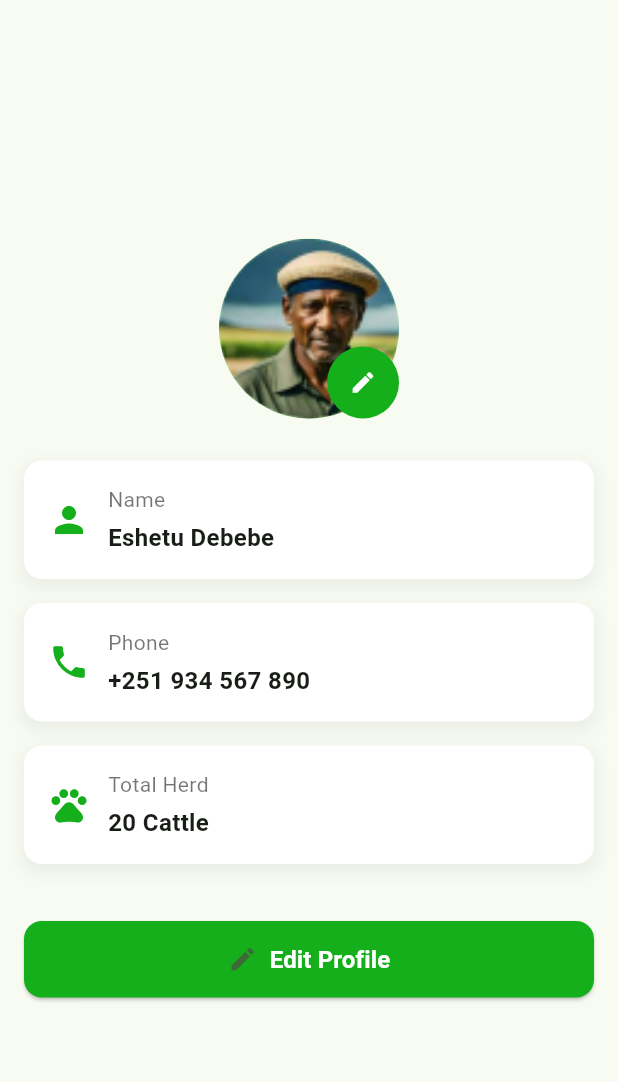
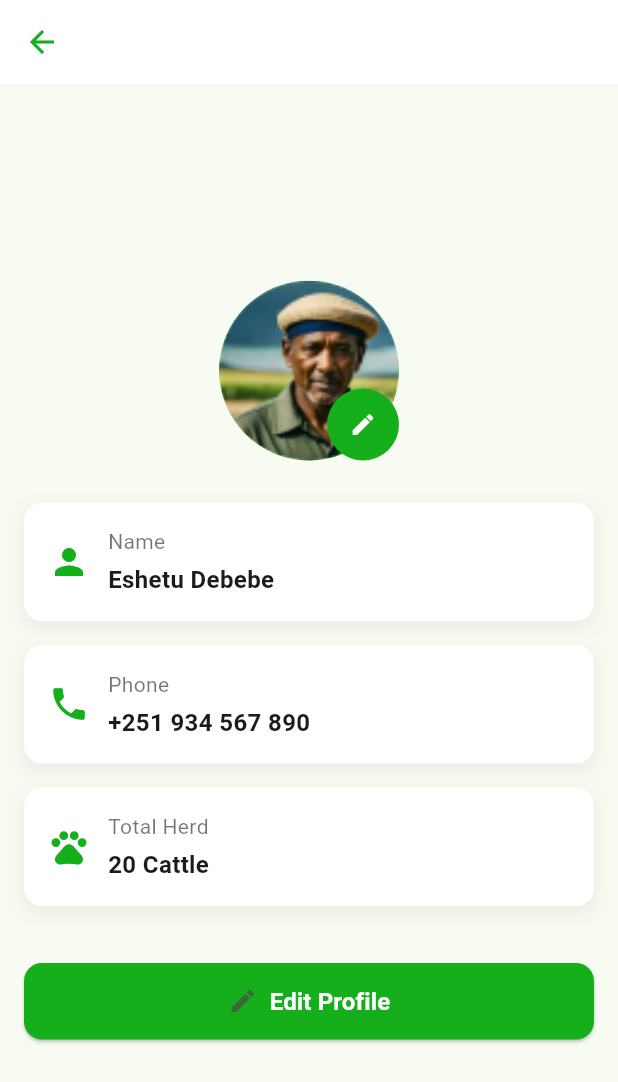
Before and after one commit to Firuol/seed, a Flutter app: the ProfileScreen screen opened directly, on a phone screen of 412 x 824 dp. Shown: the top 1082 px of the screen. Run offline on Flutter 3.47's test engine with Material 3 defaults, Android fonts, the light colour scheme and no system bars; our stand-ins replace curved_navigation_bar, google_fonts, percent_indicator.

Commit message:
profile  done

```diff
--- a/earlyvapp/lib/screens/navigator.dart
+++ b/earlyvapp/lib/screens/navigator.dart
@@ -5,7 +5,6 @@ import 'animals_list.dart';
 import 'Locator.dart';
 import 'telemed.dart';
 import 'Vacine.dart';
-import 'profile.dart';
 
 class DashboardScreen extends StatefulWidget {
   @override
@@ -20,7 +19,6 @@ class _DashboardScreenState extends State<DashboardScreen> {
     Locator(),
     Telemed(),
     Vacine(),
-    ProfileScreen(),
   ];
 
   @override
@@ -37,7 +35,6 @@ class _DashboardScreenState extends State<DashboardScreen> {
           Icon(Icons.location_on, size: 30, color: Color(0xFF14AF1B)), // Locator
           Icon(Icons.local_hospital, size: 30, color: Color(0xFF14AF1B)), // Telemed
           Icon(Icons.vaccines, size: 30, color: Color(0xFF14AF1B)), // Vaccine
-          Icon(Icons.person, size: 30, color: Color(0xFF14AF1B)), // Profile
         ],
         animationDuration: Duration(milliseconds: 300), // Smooth animation
         index: _pageIndex, // Keep track of the selected index
--- a/earlyvapp/lib/screens/profile.dart
+++ b/earlyvapp/lib/screens/profile.dart
@@ -6,6 +6,16 @@ class ProfileScreen extends StatelessWidget {
     double screenWidth = MediaQuery.of(context).size.width;
 
     return Scaffold(
+      appBar: AppBar(
+        backgroundColor: Colors.white,
+        elevation: 0,
+        leading: IconButton(
+          icon: Icon(Icons.arrow_back, color: Color(0xFF14AF1B)),
+          onPressed: () {
+            Navigator.pop(context);
+          },
+        ),
+      ),
       body: Center(
         child: Padding(
           padding: const EdgeInsets.all(16.0),
@@ -97,7 +107,7 @@ class ProfileScreen extends StatelessWidget {
       child: ElevatedButton.icon(
         onPressed: () => onTap(),
         icon: Icon(icon, size: 20),
-        label: Text(text, style: TextStyle(fontSize: 16, color: Colors.white, fontWeight: FontWeight.bold )),
+        label: Text(text, style: TextStyle(fontSize: 16, color: Colors.white, fontWeight: FontWeight.bold)),
         style: ElevatedButton.styleFrom(
           padding: EdgeInsets.symmetric(vertical: 14),
           backgroundColor: color,
```
Also changed, not shown: earlyvapp/lib/widgets/home_widgets/top_navigation_bar.dart (+9 -3 lines).
